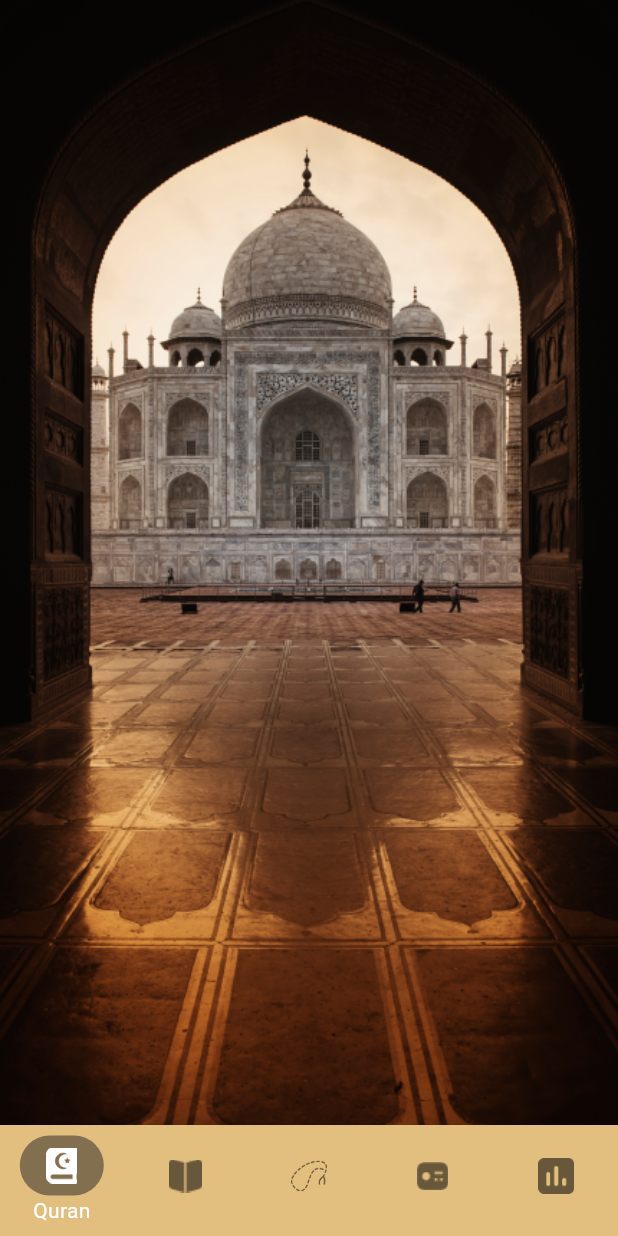
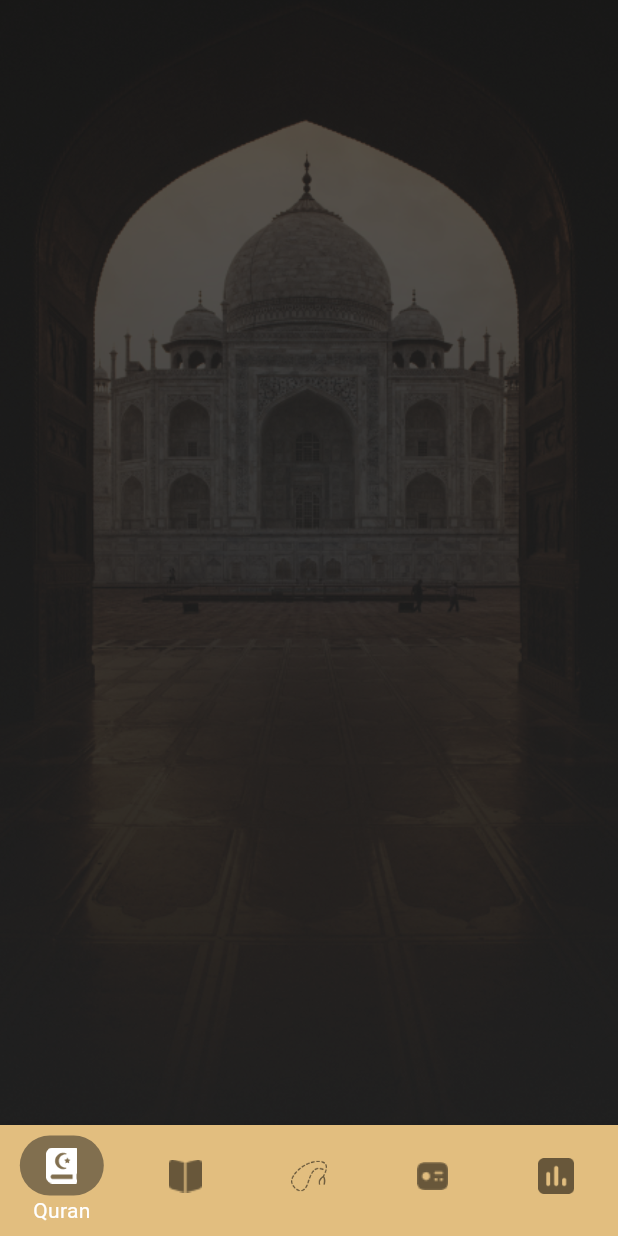
Before and after one commit to mena50056/islamyApp, a Flutter app: the screen it shows after launch, on a phone screen of 412 x 824 dp. Run offline on Flutter 3.47's test engine with Material 3 defaults, Android fonts, the phone set to English and light mode, and no system bars; our stand-ins replace animate_do.

```diff
--- a/lib/core/constants/app_assets.dart
+++ b/lib/core/constants/app_assets.dart
@@ -16,7 +16,7 @@ class AppAssets {
   static const String timeIcon = 'assets/icons/Vector (2).png';
 
   //quran view
-  static const String quranViewBg = 'assets/images/quranbg.png';
+  static const String quranViewBg = 'assets/images/quranBackground.png';
 
   //hadith view
   static const String hadithViewBg = 'assets/images/hadithbg.png';
--- a/lib/features/layout/pages/quran_view.dart
+++ b/lib/features/layout/pages/quran_view.dart
@@ -13,6 +13,12 @@ class QuranView extends StatelessWidget {
           fit: BoxFit.cover,
         ),
       ),
+      // child: Column(
+      //   children: [
+      //
+      //
+      //   ],
+      // ),
     );
   }
 }
```
Also changed, not shown: assets/images/quranBackground.png (added).
